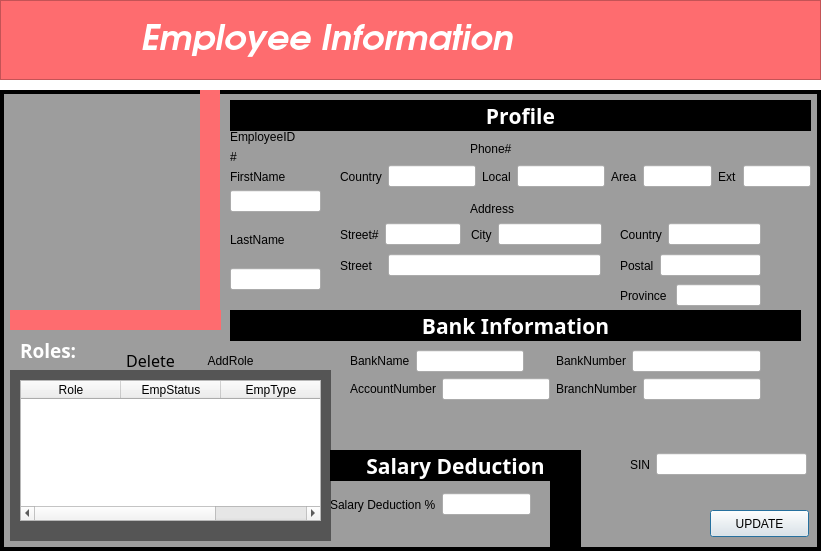
Before: the Qt Designer form TeamOOPS_cuNICS/employeeinfo.ui in MA-Repos/cuNICS, drawn with Qt 5.
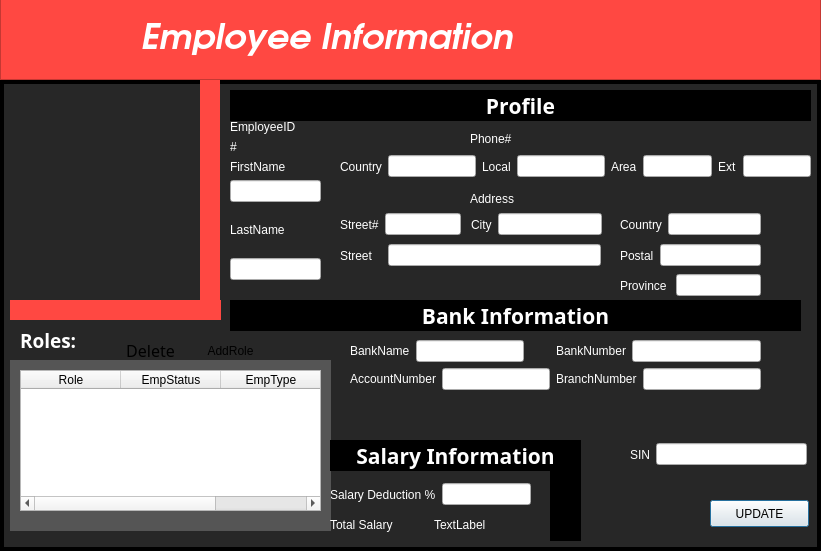
After: the same form once the commit is applied. Icons and pictures are not drawn.

What changed in the file:
```diff
--- a/TeamOOPS_cuNICS/employeeinfo.ui
+++ b/TeamOOPS_cuNICS/employeeinfo.ui
@@ -22,17 +22,15 @@
    <property name="geometry">
     <rect>
      <x>0</x>
-     <y>0</y>
+     <y>-1</y>
      <width>821</width>
-     <height>80</height>
+     <height>81</height>
     </rect>
    </property>
    <property name="styleSheet">
     <string notr="true">color: rgb(0, 0, 0);
-
-background-color: rgb(254, 108, 111);
-
-border-bottom-color: rgb(255, 255, 255);</string>
+background-color: rgb(255, 72, 66);
+</string>
    </property>
    <property name="frameShape">
     <enum>QFrame::StyledPanel</enum>
@@ -70,16 +68,16 @@
    <property name="geometry">
     <rect>
      <x>0</x>
-     <y>90</y>
+     <y>80</y>
      <width>821</width>
-     <height>461</height>
+     <height>471</height>
     </rect>
    </property>
    <property name="styleSheet">
     <string notr="true">
 #frame_3{
-background-color: rgb(157, 157, 157);
-border-color: rgb(0, 0, 0);
+background-color: rgb(39,39,39);
+
 border: 4px solid;
 }</string>
    </property>
@@ -101,7 +99,7 @@
     <property name="styleSheet">
      <string notr="true">
 #profile_bg{
-background-color: rgb(254, 108, 111);
+background-color: rgb(255, 72, 66);
 border:none;
 }</string>
     </property>
@@ -273,7 +271,7 @@
     <property name="styleSheet">
      <string notr="true">
 #profile_bg_2{
-background-color: rgb(254, 108, 111);
+background-color: rgb(255, 72, 66);
 border:none;
 }</string>
     </property>
@@ -329,6 +327,10 @@
       <height>17</height>
      </rect>
     </property>
+    <property name="styleSheet">
+     <string notr="true">font: 75 16pt &quot;Century Schoolbook L&quot;;
+color: rgb(255, 255, 255);</string>
+    </property>
     <property name="text">
      <string>Phone#</string>
     </property>
@@ -375,6 +377,10 @@
       <height>17</height>
      </rect>
     </property>
+    <property name="styleSheet">
+     <string notr="true">font: 75 16pt &quot;Century Schoolbook L&quot;;
+color: rgb(255, 255, 255);</string>
+    </property>
     <property name="text">
      <string>Address</string>
     </property>
@@ -391,6 +397,9 @@
     <layout class="QHBoxLayout" name="City_2">
      <item>
       <widget class="QLabel" name="label_13">
+       <property name="styleSheet">
+        <string notr="true">color: rgb(255, 255, 255);</string>
+       </property>
        <property name="text">
         <string>Country</string>
        </property>
@@ -413,6 +422,9 @@
     <layout class="QHBoxLayout" name="City_3">
      <item>
       <widget class="QLabel" name="label_14">
+       <property name="styleSheet">
+        <string notr="true">color: rgb(255, 255, 255);</string>
+       </property>
        <property name="text">
         <string>Postal</string>
        </property>
@@ -437,6 +449,9 @@
       <layout class="QHBoxLayout" name="horizontalLayout_4">
        <item>
         <widget class="QLabel" name="label_17">
+         <property name="styleSheet">
+          <string notr="true">color: rgb(255, 255, 255);</string>
+         </property>
          <property name="text">
           <string>BankName</string>
          </property>
@@ -451,6 +466,9 @@
       <layout class="QHBoxLayout" name="horizontalLayout_7">
        <item>
         <widget class="QLabel" name="label_18">
+         <property name="styleSheet">
+          <string notr="true">color: rgb(255, 255, 255);</string>
+         </property>
          <property name="text">
           <string>BankNumber</string>
          </property>
@@ -465,6 +483,9 @@
       <layout class="QHBoxLayout" name="horizontalLayout_9">
        <item>
         <widget class="QLabel" name="label_19">
+         <property name="styleSheet">
+          <string notr="true">color: rgb(255, 255, 255);</string>
+         </property>
          <property name="text">
           <string>BranchNumber</string>
          </property>
@@ -479,6 +500,9 @@
       <layout class="QHBoxLayout" name="horizontalLayout_10">
        <item>
         <widget class="QLabel" name="label_20">
+         <property name="styleSheet">
+          <string notr="true">color: rgb(255, 255, 255);</string>
+         </property>
          <property name="text">
           <string>AccountNumber</string>
          </property>
@@ -518,7 +542,7 @@
 text-align: center;</string>
     </property>
     <property name="text">
-     <string>Salary Deduction</string>
+     <string>Salary Information</string>
     </property>
     <property name="alignment">
      <set>Qt::AlignCenter</set>
@@ -624,6 +648,9 @@
         <layout class="QHBoxLayout" name="horizontalLayout">
          <item>
           <widget class="QLabel" name="label_4">
+           <property name="styleSheet">
+            <string notr="true">color: rgb(255, 255, 255);</string>
+           </property>
            <property name="text">
             <string>Country</string>
            </property>
@@ -636,6 +663,9 @@
        </item>
        <item>
         <widget class="QLabel" name="label_6">
+         <property name="styleSheet">
+          <string notr="true">color: rgb(255, 255, 255);</string>
+         </property>
          <property name="text">
           <string>Local</string>
          </property>
@@ -650,6 +680,9 @@
       <layout class="QHBoxLayout" name="horizontalLayout_2">
        <item>
         <widget class="QLabel" name="label_5">
+         <property name="styleSheet">
+          <string notr="true">color: rgb(255, 255, 255);</string>
+         </property>
          <property name="text">
           <string>Area</string>
          </property>
@@ -664,6 +697,9 @@
       <layout class="QHBoxLayout" name="horizontalLayout_5">
        <item>
         <widget class="QLabel" name="label_7">
+         <property name="styleSheet">
+          <string notr="true">color: rgb(255, 255, 255);</string>
+         </property>
          <property name="text">
           <string>Ext</string>
          </property>
@@ -692,6 +728,9 @@
         <layout class="QVBoxLayout" name="verticalLayout_4">
          <item>
           <widget class="QLabel" name="label_15">
+           <property name="styleSheet">
+            <string notr="true">color: rgb(255, 255, 255);</string>
+           </property>
            <property name="text">
             <string>EmployeeID</string>
            </property>
@@ -699,6 +738,9 @@
          </item>
          <item>
           <widget class="QLabel" name="label_eID">
+           <property name="styleSheet">
+            <string notr="true">color: rgb(255, 255, 255);</string>
+           </property>
            <property name="text">
             <string>#</string>
            </property>
@@ -708,6 +750,9 @@
        </item>
        <item>
         <widget class="QLabel" name="label">
+         <property name="styleSheet">
+          <string notr="true">color: rgb(255, 255, 255);</string>
+         </property>
          <property name="text">
           <string>FirstName</string>
          </property>
@@ -722,6 +767,9 @@
       <layout class="QVBoxLayout" name="verticalLayout">
        <item>
         <widget class="QLabel" name="label_2">
+         <property name="styleSheet">
+          <string notr="true">color: rgb(255, 255, 255);</string>
+         </property>
          <property name="text">
           <string>LastName</string>
          </property>
@@ -746,6 +794,9 @@
     <layout class="QHBoxLayout" name="StreetNum">
      <item>
       <widget class="QLabel" name="label_8">
+       <property name="styleSheet">
+        <string notr="true">color: rgb(255, 255, 255);</string>
+       </property>
        <property name="text">
         <string>Street#</string>
        </property>
@@ -768,6 +819,9 @@
     <layout class="QHBoxLayout" name="City">
      <item>
       <widget class="QLabel" name="label_10">
+       <property name="styleSheet">
+        <string notr="true">color: rgb(255, 255, 255);</string>
+       </property>
        <property name="text">
         <string>City</string>
        </property>
@@ -790,6 +844,9 @@
     <layout class="QHBoxLayout" name="horizontalLayout_6">
      <item>
       <widget class="QLabel" name="label_9">
+       <property name="styleSheet">
+        <string notr="true">color: rgb(255, 255, 255);</string>
+       </property>
        <property name="text">
         <string>Street   </string>
        </property>
@@ -812,6 +869,9 @@
     <layout class="QHBoxLayout" name="horizontalLayout_8">
      <item>
       <widget class="QLabel" name="label_11">
+       <property name="styleSheet">
+        <string notr="true">color: rgb(255, 255, 255);</string>
+       </property>
        <property name="text">
         <string>Province </string>
        </property>
@@ -834,6 +894,9 @@
     <layout class="QHBoxLayout" name="horizontalLayout_11">
      <item>
       <widget class="QLabel" name="label_22">
+       <property name="styleSheet">
+        <string notr="true">color: rgb(255, 255, 255);</string>
+       </property>
        <property name="text">
         <string>SIN</string>
        </property>
@@ -856,6 +919,9 @@
     <layout class="QHBoxLayout" name="horizontalLayout_12">
      <item>
       <widget class="QLabel" name="label_21">
+       <property name="styleSheet">
+        <string notr="true">color: rgb(255, 255, 255);</string>
+       </property>
        <property name="text">
         <string>Salary Deduction %</string>
        </property>
@@ -866,6 +932,38 @@
      </item>
     </layout>
    </widget>
+   <widget class="QWidget" name="layoutWidget_2">
+    <property name="geometry">
+     <rect>
+      <x>330</x>
+      <y>430</y>
+      <width>201</width>
+      <height>29</height>
+     </rect>
+    </property>
+    <layout class="QHBoxLayout" name="horizontalLayout_13">
+     <item>
+      <widget class="QLabel" name="label_23">
+       <property name="styleSheet">
+        <string notr="true">color: rgb(255, 255, 255);</string>
+       </property>
+       <property name="text">
+        <string>Total Salary</string>
+       </property>
+      </widget>
+     </item>
+     <item>
+      <widget class="QLabel" name="label_salary">
+       <property name="styleSheet">
+        <string notr="true">color: rgb(255, 255, 255);</string>
+       </property>
+       <property name="text">
+        <string>TextLabel</string>
+       </property>
+      </widget>
+     </item>
+    </layout>
+   </widget>
    <zorder>layoutWidget</zorder>
    <zorder>layoutWidget</zorder>
    <zorder>layoutWidget</zorder>
@@ -891,6 +989,7 @@
    <zorder>title_5</zorder>
    <zorder>updateButton</zorder>
    <zorder>deleteButton</zorder>
+   <zorder>layoutWidget_2</zorder>
   </widget>
   <zorder>frame_3</zorder>
   <zorder>frame</zorder>
```
